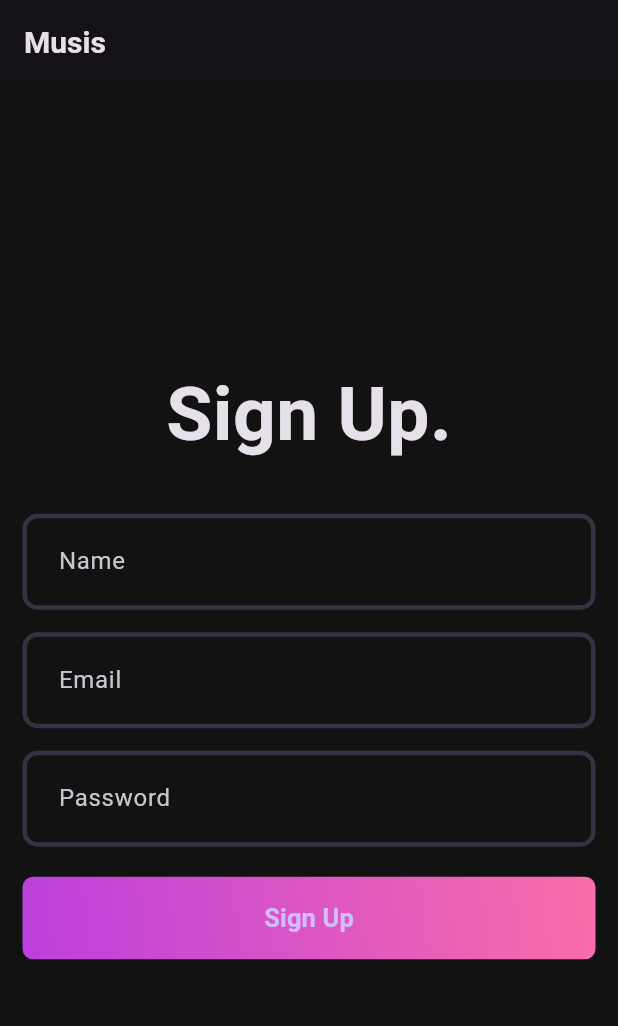
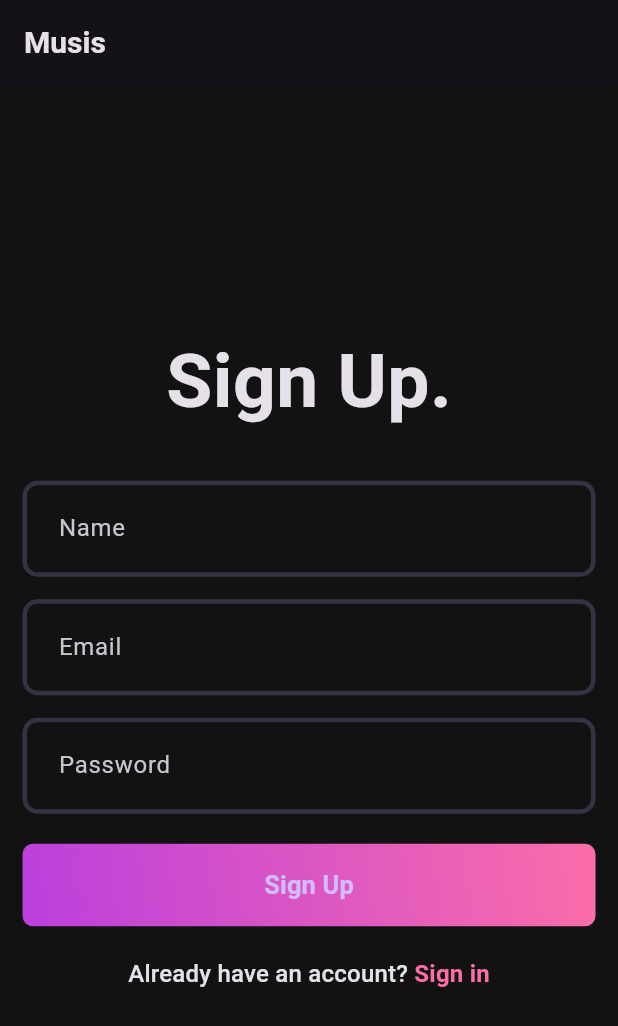
Before and after one commit to siamr7466/misus---Music-Player, a Flutter app: the screen it shows after launch, on a phone screen of 412 x 824 dp. Shown: the top 1026 px of the screen. Run offline on Flutter 3.47's test engine with Material 3 defaults, Android fonts, the phone set to English and light mode, and no system bars.

Commit message:
latest local changes

```diff
--- a/lib/features/auth/view/pages/signup_pages.dart
+++ b/lib/features/auth/view/pages/signup_pages.dart
@@ -1,4 +1,5 @@
 import 'package:flutter/material.dart';
+import 'package:misus/core/app_pallete.dart';
 import 'package:misus/features/auth/view/widgets/auth_gradiant_button.dart';
 import 'package:misus/features/auth/view/widgets/custom_field.dart';
 
@@ -41,8 +42,23 @@
               CustomField(hintText: 'Password'),
               const SizedBox(height: 20),
               AuthGradiantButton(),
+              const SizedBox(height: 20),
+              RichText(
+                text: TextSpan(
+                  text: 'Already have an account? ',
+                  style: Theme.of(context).textTheme.titleMedium,
+                  children: [
+                    TextSpan(
+                      text: 'Sign in',
+                      style: TextStyle(
+                        color: Pallete.gradient2,
+                        fontWeight: FontWeight.bold,
+                      ),
+                    ),
+                  ],
+                ),
+              ),
             ],
-
           ),
         ),
       ),
```
